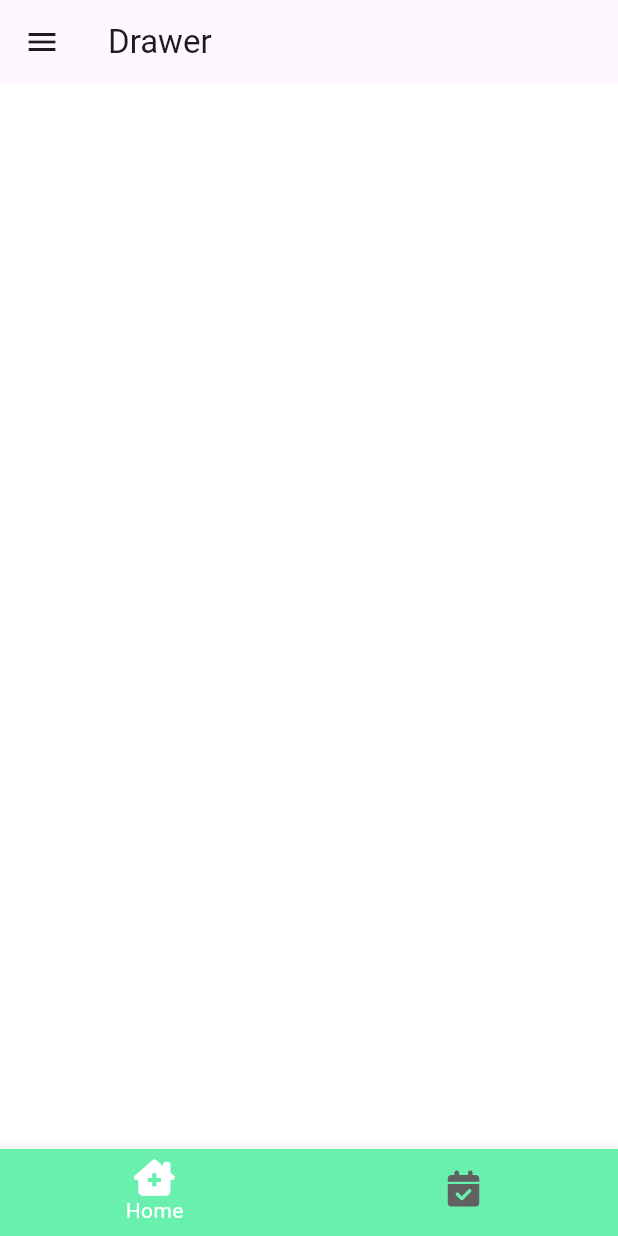
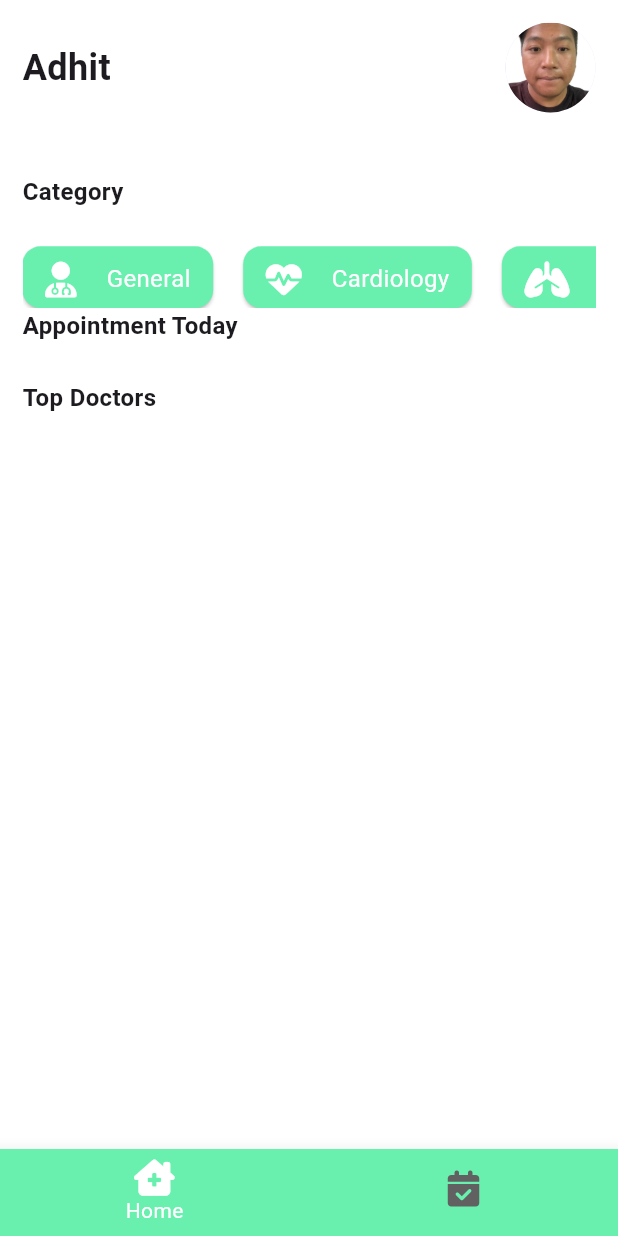
Before and after one commit to gilanggsb/refresh, a Flutter app: the MainLayout screen opened by its route, on a phone screen of 412 x 824 dp. Run offline on Flutter 3.47's test engine with Material 3 defaults, Android fonts, the phone set to English and light mode, and no system bars; our stand-ins replace font_awesome_flutter.

Commit message:
refresh commit threes

```diff
--- a/lib/main.dart
+++ b/lib/main.dart
@@ -2,6 +2,7 @@
 import 'package:my_homeproyek/utils/config.dart';
 import 'package:my_homeproyek/main_layout.dart';
 import 'package:my_homeproyek/screens/auth_page.dart';
+import 'package:my_homeproyek/components/login_form.dart';
 
 void main() {
   runApp(const MyApp());
@@ -42,7 +43,8 @@
       initialRoute: '/',
       routes: {
         '/': (context) => const Authpage(),
-        'main': (context) => const MainLayout()
+        'main': (context) => const MainLayout(),
+        'logout': (context) => const LoginForm()
       },
     );
   }
--- a/lib/screens/home_page.dart
+++ b/lib/screens/home_page.dart
@@ -1,4 +1,8 @@
 import 'package:flutter/material.dart';
+import 'package:font_awesome_flutter/font_awesome_flutter.dart';
+import 'package:my_homeproyek/components/button.dart';
+import 'package:my_homeproyek/utils/config.dart';
+import 'package:my_homeproyek/utils/text.dart';
 
 class HomePage extends StatefulWidget {
   const HomePage({super.key});
@@ -8,12 +12,36 @@
 }
 
 class _HomePageState extends State<HomePage> {
+  List<Map<String, dynamic>> medCat = [
+    {
+      "icon": FontAwesomeIcons.userDoctor,
+      "category": "General",
+    },
+    {
+      "icon": FontAwesomeIcons.heartPulse,
+      "category": "Cardiology",
+    },
+    {
+      "icon": FontAwesomeIcons.lungs,
+      "category": "Respirations",
+    },
+    {
+      "icon": FontAwesomeIcons.hand,
+      "category": "Dermatology",
+    },
+    {
+      "icon": FontAwesomeIcons.personPregnant,
+      "category": "Gynecology",
+    },
+    {
+      "icon": FontAwesomeIcons.teeth,
+      "category": "Dental",
+    },
+  ];
   @override
   Widget build(BuildContext context) {
+    Config().init(context);
     return Scaffold(
-      appBar: AppBar(
-        title: Text("Drawer"),
-      ),
       body: Padding(
         padding: const EdgeInsets.symmetric(
           horizontal: 15,
@@ -26,71 +54,150 @@
                 children: <Widget>[
               Row(
                 mainAxisAlignment: MainAxisAlignment.spaceBetween,
-              children: <Widget>[],
+                children: <Widget>[
+                  Text(
+                    'Adhit',
+                    style: const TextStyle(
+                      fontSize: 24,
+                      fontWeight: FontWeight.bold,
+                    ),
+                  ),
+                  const SizedBox(
+                    child: CircleAvatar(
+                      radius: 30,
+                      backgroundImage: AssetImage('assets/profile1.jpg'),
+                    ),
+                  ),
+                ],
+              ),
+              Config.spaceMedium,
+              const Text(
+                'Category',
+                style: TextStyle(
+                  fontSize: 16,
+                  fontWeight: FontWeight.bold,
+                ),
+              ),
+              Config.spaceSmall,
+              SizedBox(
+                height: Config.heightSize * 0.05,
+                child: ListView(
+                  scrollDirection: Axis.horizontal,
+                  children: List<Widget>.generate(medCat.length, (index) {
+                    return Card(
+                      margin: const EdgeInsets.only(right: 20),
+                      color: Config.PrimaryColor,
+                      child: Padding(
+                        padding: const EdgeInsets.symmetric(
+                            horizontal: 15, vertical: 10),
+                        child: Row(
+                          mainAxisAlignment: MainAxisAlignment.spaceAround,
+                          children: <Widget>[
+                            FaIcon(
+                              medCat[index]['icon'],
+                              color: Colors.white,
+                            ),
+                            const SizedBox(
+                              width: 20,
+                            ),
+                            Text(
+                              medCat[index]['category'],
+                              style: const TextStyle(
+                                fontSize: 16,
+                                color: Colors.white,
+                              ),
                             )
                           ],
-        )),
                         ),
-      drawer: _buildDrawer(),
+                      ),
+                    );
+                  }),
+                ),
+              ),
+              const Text(
+                'Appointment Today',
+                style: TextStyle(
+                  fontSize: 16,
+                  fontWeight: FontWeight.bold,
+                ),
+              ),
+              Config.spaceSmall,
+              const Text(
+                'Top Doctors',
+                style: TextStyle(
+                  fontSize: 16,
+                  fontWeight: FontWeight.bold,
+                ),
+              ),
+              Config.spaceSmall,
+            ])),
+      ),
     );
   }
 }
 
-Widget _buildDrawer() {
-  return SizedBox(
-    //membuat menu drawer
-    child: Drawer(
-      //membuat list,
-      //list digunakan untuk melakukan scrolling jika datanya terlalu panjang
-      child: ListView(
-        padding: EdgeInsets.zero,
-        //di dalam listview ini terdapat beberapa widget drawable
-        children: [
-          UserAccountsDrawerHeader(
-            //membuat gambar profil
+// Widget _buildDrawer(BuildContext context) {
+//   return SizedBox(
+//     //membuat menu drawer
+//     child: Drawer(
+//       //membuat list,
+//       //list digunakan untuk melakukan scrolling jika datanya terlalu panjang
+//       child: ListView(
+//         padding: EdgeInsets.zero,
+//         //di dalam listview ini terdapat beberapa widget drawable
+//         children: [
+//           UserAccountsDrawerHeader(
+//             //membuat gambar profil
 
-            currentAccountPicture:
-                Image(image: AssetImage('assets/profile1.jpg')),
-            //membuat nama akun
-            accountName: Text("Adhitya Hadi Saputra"),
-            //membuat nama email
-            accountEmail: Text(""),
-            //memberikan background
-            decoration: BoxDecoration(
-                image: DecorationImage(
-                    image: NetworkImage(
-                        "https://cdn.pixabay.com/photo/2016/04/24/20/52/laundry-1350593_960_720.jpg"),
-                    fit: BoxFit.cover)),
-          ),
-          //membuat list menu
-          ListTile(
-            leading: Icon(Icons.home),
-            title: Text("Beranda"),
-            onTap: () {},
-          ),
-          ListTile(
-            leading: Icon(Icons.people),
-            title: Text("Pegawai"),
-            onTap: () {},
-          ),
-          ListTile(
-            leading: Icon(Icons.money),
-            title: Text("Transaksi"),
-            onTap: () {},
-          ),
-          Divider(),
-          ListTile(
-            leading: Icon(Icons.emoji_emotions),
-            title: Text("Profil"),
-            onTap: () {},
-          ),
-          ListTile(
-            leading: Icon(Icons.info),
-            title: Text("Tentang"),
-            onTap: () {},
-          ),
-        ],
-      ),
-    ),
-  );
-}
+//             currentAccountPicture:
+//                 Image(image: AssetImage('assets/profile1.jpg')),
+//             //membuat nama akun
+//             accountName: Text("Adhitya Hadi Saputra"),
+//             //membuat nama email
+//             accountEmail: Text(""),
+//             //memberikan background
+//             decoration: BoxDecoration(
+//                 image: DecorationImage(
+//                     image: NetworkImage(
+//                         "https://cdn.pixabay.com/photo/2016/04/24/20/52/laundry-1350593_960_720.jpg"),
+//                     fit: BoxFit.cover)),
+//           ),
+//           //membuat list menu
+//           ListTile(
+//             leading: Icon(Icons.home),
+//             title: Text("Beranda"),
+//             onTap: () {},
+//           ),
+//           ListTile(
+//             leading: Icon(Icons.people),
+//             title: Text("Pegawai"),
+//             onTap: () {},
+//           ),
+//           ListTile(
+//             leading: Icon(Icons.money),
+//             title: Text("Transaksi"),
+//             onTap: () {},
+//           ),
+//           Divider(),
+//           ListTile(
+//             leading: Icon(Icons.emoji_emotions),
+//             title: Text("Profil"),
+//             onTap: () {},
+//           ),
+//           ListTile(
+//             leading: Icon(Icons.info),
+//             title: Text("Tentang"),
+//             onTap: () {},
+//           ),
+//           Button(
+//               width: double.infinity,
+//               title: 'Logout',
+//               onPressed: () {
+//                 Navigator.of(context).pushNamed('logout');
+//               },
+//               disable: false)
+//         ],
+//       ),
+//     ),
+//   );
+// }
--- a/lib/utils/config.dart
+++ b/lib/utils/config.dart
@@ -22,7 +22,7 @@
   static const spaceSmall = SizedBox(
     height: 25,
   );
-  static final spaceMdium = SizedBox(
+  static final spaceMedium = SizedBox(
     height: screenHeight! * 0.05,
   );
   static final spaceBig = SizedBox(
@@ -41,4 +41,5 @@
         color: Colors.red,
       ));
   static const PrimaryColor = Colors.greenAccent;
+  static const SecondaryColor = Colors.blueAccent;
 }
```
Lines whose indentation alone changed are shown as unchanged.
